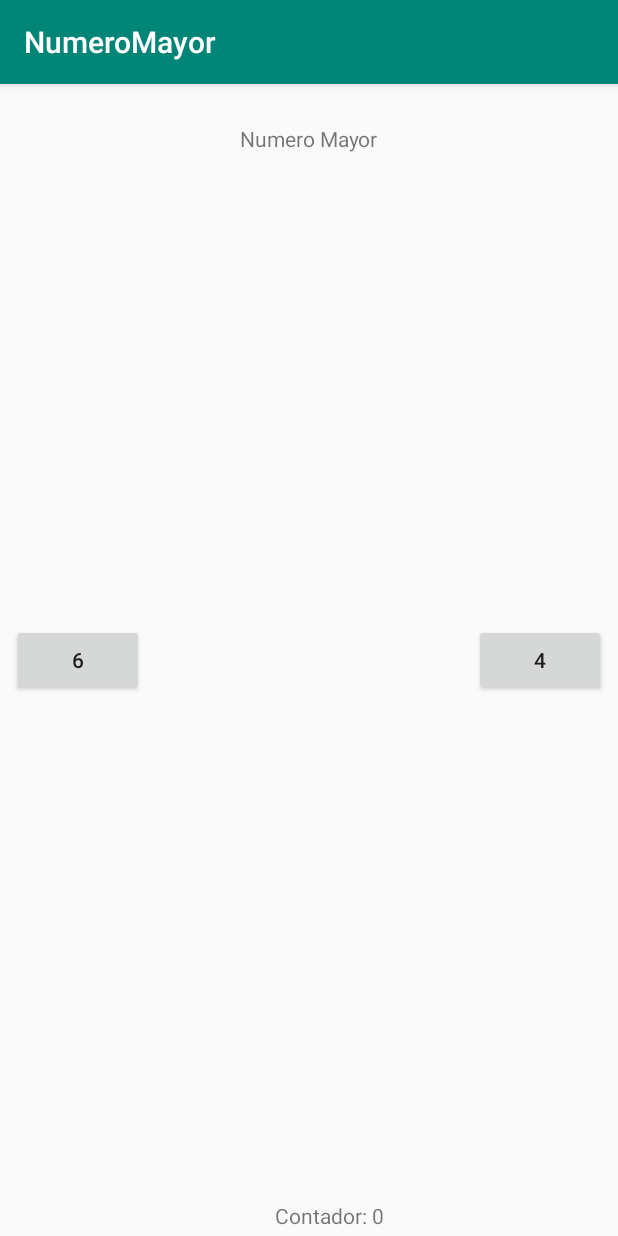
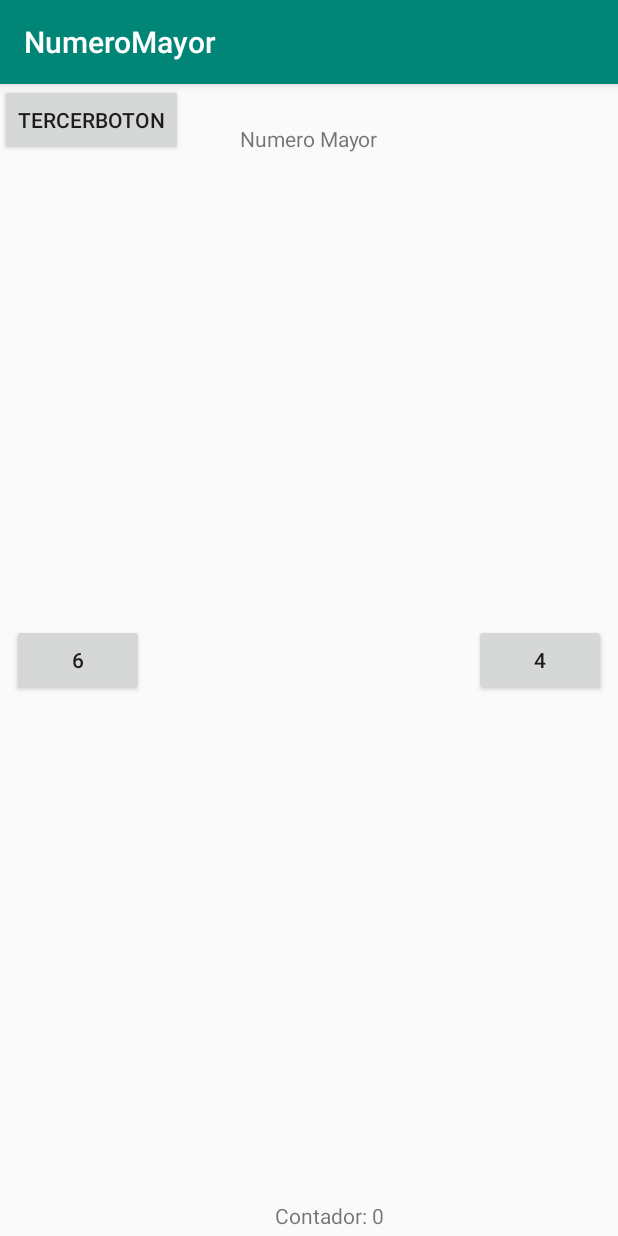
Before and after one commit to nogayo/NumeroMayor, an Android app: the screen it shows after launch (MainActivity), on a phone screen of 412 x 824 dp. Run offline under Robolectric (Android 15) with nearby library versions, the phone set to English and light mode, and no system bars.

Commit message:
boton numero 3

```diff
--- a/app/src/main/res/layout/activity_main.xml
+++ b/app/src/main/res/layout/activity_main.xml
@@ -41,5 +41,10 @@
             app:layout_constraintBottom_toBottomOf="parent" android:layout_marginEnd="156dp"
             android:layout_marginRight="156dp" android:layout_marginBottom="4dp"
             app:layout_constraintEnd_toEndOf="parent"/>
+    <Button
+            android:text="TercerBoton"
+            android:layout_width="wrap_content"
+            android:layout_height="wrap_content" tools:layout_editor_absoluteY="229dp"
+            tools:layout_editor_absoluteX="158dp" android:id="@+id/button"/>
 
 </android.support.constraint.ConstraintLayout>
```
